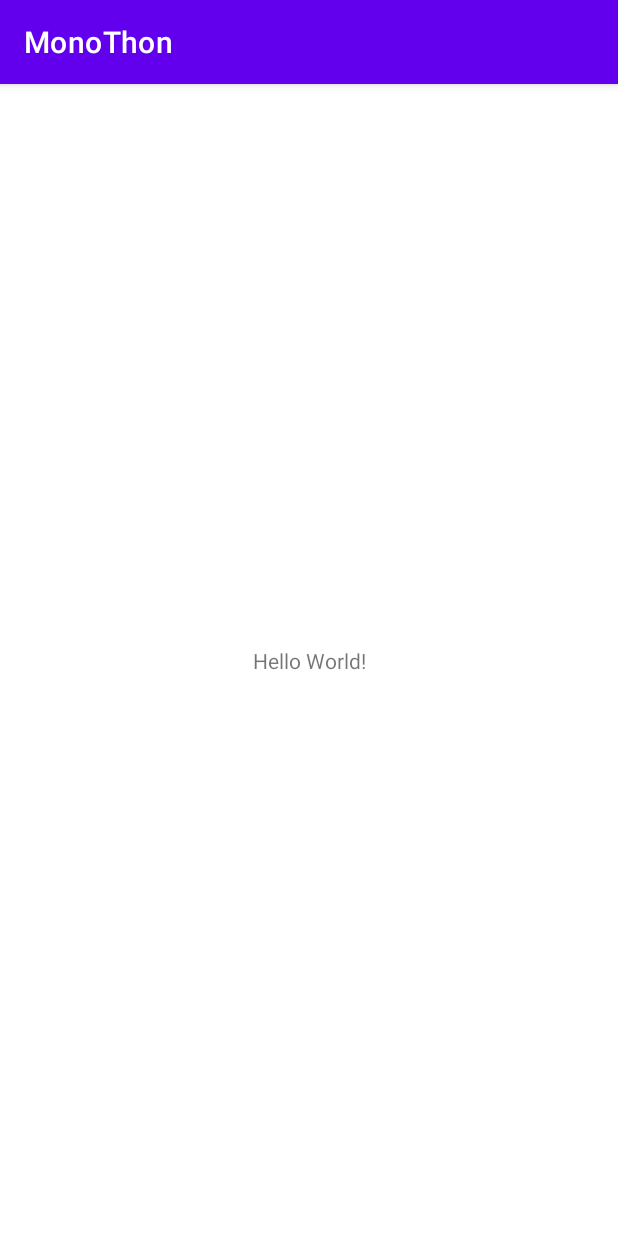
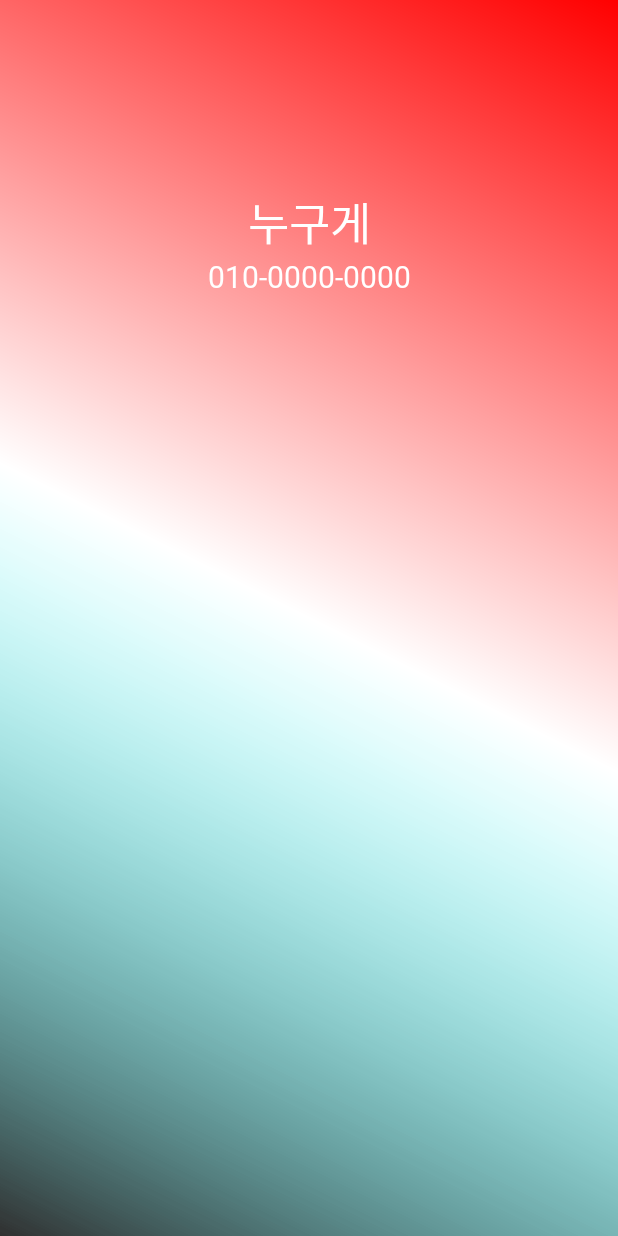
Before and after one commit to kocenen/MoNoThon, an Android app: the screen it shows after launch (MainActivity before the commit, CallActivity after it), on a phone screen of 412 x 824 dp. Run offline under Robolectric (Android 15) with nearby library versions, the phone set to English and light mode, and no system bars; 2 statements that could not run were skipped.

Commit message:
전화 1차

```diff
--- /dev/null
+++ b/app/src/main/java/com/example/monothon/CallActivity.kt
@@ -0,0 +1,61 @@
+package com.example.monothon
+
+import androidx.appcompat.app.AppCompatActivity
+import android.os.Bundle
+import android.os.Vibrator
+import android.view.WindowManager
+import android.media.MediaPlayer
+
+import android.media.RingtoneManager
+import android.net.Uri
+import android.media.Ringtone
+
+
+
+
+
+class CallActivity : AppCompatActivity() {
+
+    private val binding by lazy {
+
+    }
+    private lateinit var vibrator : Vibrator
+    private val vibratePattern = longArrayOf(500, 100, 500, 100, 500)
+
+    private val defaultRingtoneUri = RingtoneManager.getActualDefaultRingtoneUri(
+        this,
+        RingtoneManager.TYPE_RINGTONE
+    )
+    private val defaultRingtone = RingtoneManager.getRingtone(this, defaultRingtoneUri)
+
+    override fun onCreate(savedInstanceState: Bundle?) {
+        super.onCreate(savedInstanceState)
+        setContentView(R.layout.activity_call)
+        window.setFlags(
+            WindowManager.LayoutParams.FLAG_LAYOUT_NO_LIMITS,
+            WindowManager.LayoutParams.FLAG_LAYOUT_NO_LIMITS
+        )
+
+        vibrator = getSystemService(VIBRATOR_SERVICE) as Vibrator
+        setVibrate()
+        playRingtone()
+
+    }
+
+
+    private fun setVibrate(){
+        vibrator.vibrate(vibratePattern, 0)
+    }
+    private fun playRingtone() {
+
+        defaultRingtone.play()
+    }
+
+
+    override fun onDestroy() {
+        super.onDestroy()
+        vibrator.cancel()
+
+    }
+
+}
--- a/app/src/main/java/com/example/monothon/MainActivity.kt
+++ b/app/src/main/java/com/example/monothon/MainActivity.kt
@@ -2,10 +2,16 @@
 
 import androidx.appcompat.app.AppCompatActivity
 import android.os.Bundle
+import android.os.Vibrator
+
+
+
 
 class MainActivity : AppCompatActivity() {
+
     override fun onCreate(savedInstanceState: Bundle?) {
         super.onCreate(savedInstanceState)
         setContentView(R.layout.activity_main)
     }
+
 }
--- /dev/null
+++ b/app/src/main/res/drawable/call_background.xml
@@ -0,0 +1,25 @@
+<?xml version="1.0" encoding="utf-8"?>
+<layer-list xmlns:android="http://schemas.android.com/apk/res/android">
+    <item>
+        <shape xmlns:android="http://schemas.android.com/apk/res/android"
+            android:shape="rectangle">
+            <gradient
+                android:type="linear"
+                android:angle="45"
+                android:endColor="#00FF00"
+                android:centerColor="#00FFFF"
+                android:startColor="@color/color_transparent" />
+        </shape>
+    </item>
+    <item>
+        <shape xmlns:android="http://schemas.android.com/apk/res/android"
+            android:shape="rectangle">
+            <gradient
+                android:type="linear"
+                android:angle="225"
+                android:endColor="@color/color_transparent"
+                android:centerColor="#FFFFFF"
+                android:startColor="#FF0000" />
+        </shape>
+    </item>
+</layer-list>
--- /dev/null
+++ b/app/src/main/res/layout/activity_call.xml
@@ -0,0 +1,39 @@
+<?xml version="1.0" encoding="utf-8"?>
+<androidx.constraintlayout.widget.ConstraintLayout xmlns:android="http://schemas.android.com/apk/res/android"
+    xmlns:app="http://schemas.android.com/apk/res-auto"
+    xmlns:tools="http://schemas.android.com/tools"
+    android:layout_width="match_parent"
+    android:layout_height="match_parent"
+    android:background="@drawable/call_background"
+    tools:context=".CallActivity">
+
+    <TextView
+        android:id="@+id/tv_call_person"
+        android:layout_width="wrap_content"
+        android:layout_height="wrap_content"
+        android:fontFamily="@font/pretendard_bold"
+        android:text="누구게"
+        android:textSize="30dp"
+        app:layout_constraintEnd_toEndOf="parent"
+        app:layout_constraintTop_toTopOf="parent"
+        app:layout_constraintStart_toStartOf="parent"
+        android:textColor="@color/white"
+        android:layout_marginTop="125dp"/>
+
+    <TextView
+        android:layout_width="wrap_content"
+        android:layout_height="wrap_content"
+        android:textSize="20dp"
+        android:text="010-0000-0000"
+        android:fontFamily="@font/pretendard_semi_bold"
+        android:textColor="@color/white"
+        app:layout_constraintEnd_toEndOf="@id/tv_call_person"
+        app:layout_constraintStart_toStartOf="@id/tv_call_person"
+        app:layout_constraintTop_toBottomOf="@id/tv_call_person"/>
+
+
+
+
+
+
+</androidx.constraintlayout.widget.ConstraintLayout>
--- a/app/src/main/res/values/colors.xml
+++ b/app/src/main/res/values/colors.xml
@@ -7,4 +7,12 @@
     <color name="teal_700">#FF018786</color>
     <color name="black">#FF000000</color>
     <color name="white">#FFFFFFFF</color>
+    <color name="color_transparent">#00000000</color>
+
+
+
+    <color name="colorGradientStart">#D9FF43</color>
+    <color name="colorGradientCenter">#F67831</color>
+    <color name="colorGradientEnd">#FF1493</color>
+
 </resources>
```
Also changed, not shown: app/src/main/AndroidManifest.xml (+10 -2 lines), app/src/main/res/drawable/call_background_moving.xml (added, +10 -0 lines), app/src/main/res/drawable/gradient_animation.xml (added, +13 -0 lines).
